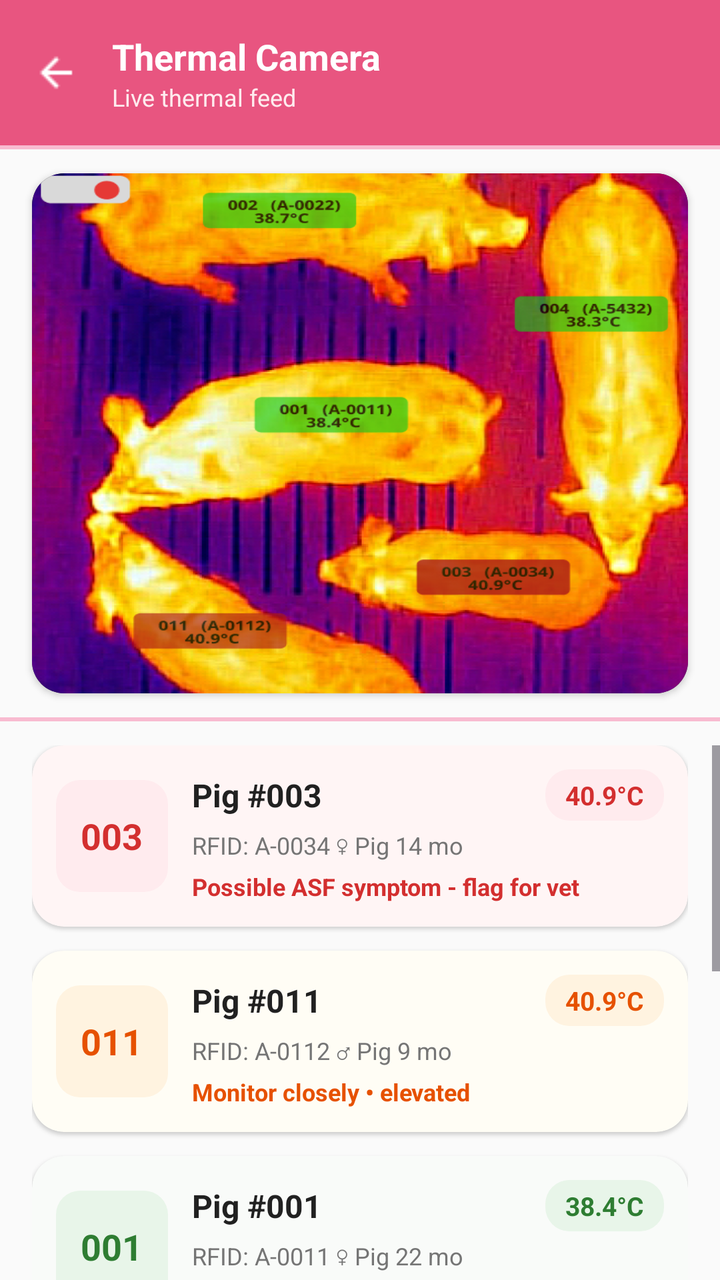
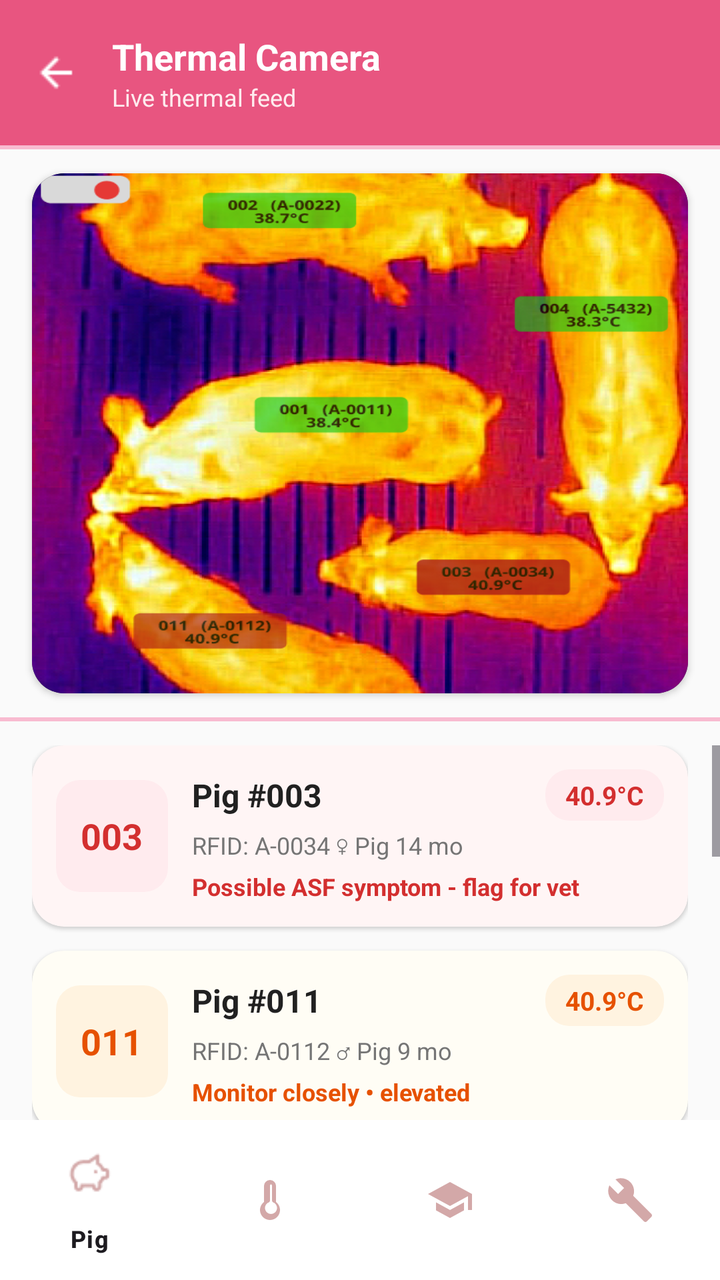

An Android layout rendered at two revisions. The XML below is the earlier revision; the diff shows what the commit changed to produce the second picture.
<!-- AndroidManifest.xml: application theme Theme.PigS -->
<!-- res/layout/activity_thermalcam.xml -->
<?xml version="1.0" encoding="utf-8"?>
<LinearLayout xmlns:android="http://schemas.android.com/apk/res/android"
    xmlns:app="http://schemas.android.com/apk/res-auto"
    xmlns:tools="http://schemas.android.com/tools"
    android:layout_width="match_parent"
    android:layout_height="match_parent"
    android:background="#FAFAFA"
    android:orientation="vertical"
    tools:context=".ThermalCamActivity">

    <LinearLayout
        android:layout_width="match_parent"
        android:layout_height="wrap_content"
        android:background="#E85580"
        android:gravity="center_vertical"
        android:orientation="horizontal"
        android:padding="16dp">

        <ImageView
            android:id="@+id/btnBack"
            android:layout_width="24dp"
            android:layout_height="24dp"
            android:contentDescription="@string/back"
            android:src="@drawable/ic_arrow_back"
            app:tint="#FFFFFF" />

        <LinearLayout
            android:layout_width="0dp"
            android:layout_height="wrap_content"
            android:layout_marginStart="16dp"
            android:layout_weight="1"
            android:orientation="vertical">

            <TextView
                android:layout_width="wrap_content"
                android:layout_height="wrap_content"
                android:text="@string/thermal_camera"
                android:textColor="#FFFFFF"
                android:textSize="18sp"
                android:textStyle="bold" />

            <TextView
                android:layout_width="wrap_content"
                android:layout_height="wrap_content"
                android:text="@string/live_thermal_feed"
                android:textColor="#FFEBEE"
                android:textSize="12sp" />
        </LinearLayout>
    </LinearLayout>

    <View
        android:layout_width="match_parent"
        android:layout_height="2dp"
        android:background="#F8BBD0" />

    <androidx.cardview.widget.CardView
        android:layout_width="match_parent"
        android:layout_height="260dp"
        android:layout_marginHorizontal="16dp"
        android:layout_marginTop="12dp"
        android:layout_marginBottom="12dp"
        app:cardCornerRadius="16dp"
        app:cardElevation="2dp">

        <ImageView
            android:id="@+id/imgThermalFeed"
            android:layout_width="match_parent"
            android:layout_height="match_parent"
            android:background="#424242"
            android:clickable="false"
            android:contentDescription="@string/content_desc_thermal_feed"
            android:focusable="false"
            android:scaleType="fitXY"
            android:src="@drawable/thermal_pig" />
    </androidx.cardview.widget.CardView>

    <View
        android:layout_width="match_parent"
        android:layout_height="2dp"
        android:layout_marginBottom="12dp"
        android:background="#F8BBD0" />

    <ScrollView
        android:layout_width="match_parent"
        android:layout_height="0dp"
        android:layout_weight="1"
        android:fillViewport="true">

        <LinearLayout
            android:layout_width="match_parent"
            android:layout_height="wrap_content"
            android:orientation="vertical"
            android:paddingHorizontal="16dp"
            android:paddingBottom="16dp">

            <androidx.cardview.widget.CardView
                android:layout_width="match_parent"
                android:layout_height="wrap_content"
                android:layout_marginBottom="12dp"
                app:cardBackgroundColor="#FFF5F5"
                app:cardCornerRadius="16dp"
                app:cardElevation="1dp">

                <LinearLayout
                    android:layout_width="match_parent"
                    android:layout_height="wrap_content"
                    android:gravity="center_vertical"
                    android:orientation="horizontal"
                    android:padding="12dp">

                    <LinearLayout
                        android:layout_width="56dp"
                        android:layout_height="56dp"
                        android:background="@drawable/bg_badge_red"
                        android:gravity="center">

                        <TextView
                            android:layout_width="wrap_content"
                            android:layout_height="wrap_content"
                            android:text="@string/pig_id_003"
                            android:textColor="#D32F2F"
                            android:textSize="18sp"
                            android:textStyle="bold" />
                    </LinearLayout>

                    <LinearLayout
                        android:layout_width="0dp"
                        android:layout_height="wrap_content"
                        android:layout_marginStart="12dp"
                        android:layout_weight="1"
                        android:orientation="vertical">

                        <LinearLayout
                            android:layout_width="match_parent"
                            android:layout_height="wrap_content"
                            android:gravity="center_vertical"
                            android:orientation="horizontal">

                            <TextView
                                android:layout_width="0dp"
                                android:layout_height="wrap_content"
                                android:layout_weight="1"
                                android:text="@string/pig_title_003"
                                android:textColor="#212121"
                                android:textSize="16sp"
                                android:textStyle="bold" />

                            <TextView
                                android:layout_width="wrap_content"
                                android:layout_height="wrap_content"
                                android:background="@drawable/bg_badge_red"
                                android:paddingHorizontal="10dp"
                                android:paddingVertical="4dp"
                                android:text="@string/temp_40_9"
                                android:textColor="#D32F2F"
                                android:textSize="13sp"
                                android:textStyle="bold" />
                        </LinearLayout>

                        <TextView
                            android:layout_width="wrap_content"
                            android:layout_height="wrap_content"
                            android:layout_marginTop="4dp"
                            android:text="@string/rfid_details_003"
                            android:textColor="#757575"
                            android:textSize="12sp" />

                        <TextView
                            android:layout_width="wrap_content"
                            android:layout_height="wrap_content"
                            android:layout_marginTop="4dp"
                            android:text="@string/status_asf_symptom"
                            android:textColor="#D32F2F"
                            android:textSize="12sp"
                            android:textStyle="bold" />
                    </LinearLayout>
                </LinearLayout>
            </androidx.cardview.widget.CardView>

            <androidx.cardview.widget.CardView
                android:layout_width="match_parent"
                android:layout_height="wrap_content"
                android:layout_marginBottom="12dp"
                app:cardBackgroundColor="#FFFDF5"
                app:cardCornerRadius="16dp"
                app:cardElevation="1dp">

                <LinearLayout
                    android:layout_width="match_parent"
                    android:layout_height="wrap_content"
                    android:gravity="center_vertical"
                    android:orientation="horizontal"
                    android:padding="12dp">

                    <LinearLayout
                        android:layout_width="56dp"
                        android:layout_height="56dp"
                        android:background="@drawable/bg_badge_orange"
                        android:gravity="center">

                        <TextView
                            android:layout_width="wrap_content"
                            android:layout_height="wrap_content"
                            android:text="@string/pig_id_011"
                            android:textColor="#E65100"
                            android:textSize="18sp"
                            android:textStyle="bold" />
                    </LinearLayout>

                    <LinearLayout
                        android:layout_width="0dp"
                        android:layout_height="wrap_content"
                        android:layout_marginStart="12dp"
                        android:layout_weight="1"
                        android:orientation="vertical">

                        <LinearLayout
                            android:layout_width="match_parent"
                            android:layout_height="wrap_content"
                            android:gravity="center_vertical"
                            android:orientation="horizontal">

                            <TextView
                                android:layout_width="0dp"
                                android:layout_height="wrap_content"
                                android:layout_weight="1"
                                android:text="@string/pig_title_011"
                                android:textColor="#212121"
                                android:textSize="16sp"
                                android:textStyle="bold" />

                            <TextView
                                android:layout_width="wrap_content"
                                android:layout_height="wrap_content"
                                android:background="@drawable/bg_badge_orange"
                                android:paddingHorizontal="10dp"
                                android:paddingVertical="4dp"
                                android:text="@string/temp_40_9"
                                android:textColor="#E65100"
                                android:textSize="13sp"
                                android:textStyle="bold" />
                        </LinearLayout>

                        <TextView
                            android:layout_width="wrap_content"
                            android:layout_height="wrap_content"
                            android:layout_marginTop="4dp"
                            android:text="@string/rfid_details_011"
                            android:textColor="#757575"
                            android:textSize="12sp" />

                        <TextView
                            android:layout_width="wrap_content"
                            android:layout_height="wrap_content"
                            android:layout_marginTop="4dp"
                            android:text="@string/status_elevated"
                            android:textColor="#E65100"
                            android:textSize="12sp"
                            android:textStyle="bold" />
                    </LinearLayout>
                </LinearLayout>
            </androidx.cardview.widget.CardView>

            <androidx.cardview.widget.CardView
                android:layout_width="match_parent"
                android:layout_height="wrap_content"
                android:layout_marginBottom="12dp"
                app:cardBackgroundColor="#F9FBF9"
                app:cardCornerRadius="16dp"
                app:cardElevation="1dp">

                <LinearLayout
                    android:layout_width="match_parent"
                    android:layout_height="wrap_content"
                    android:gravity="center_vertical"
                    android:orientation="horizontal"
                    android:padding="12dp">

                    <LinearLayout
                        android:layout_width="56dp"
                        android:layout_height="56dp"
                        android:background="@drawable/bg_badge_green"
                        android:gravity="center">

                        <TextView
                            android:layout_width="wrap_content"
                            android:layout_height="wrap_content"
                            android:text="@string/pig_id_001"
                            android:textColor="#2E7D32"
                            android:textSize="18sp"
                            android:textStyle="bold" />
                    </LinearLayout>

                    <LinearLayout
                        android:layout_width="0dp"
                        android:layout_height="wrap_content"
                        android:layout_marginStart="12dp"
                        android:layout_weight="1"
                        android:orientation="vertical">

                        <LinearLayout
                            android:layout_width="match_parent"
                            android:layout_height="wrap_content"
                            android:gravity="center_vertical"
                            android:orientation="horizontal">

                            <TextView
                                android:layout_width="0dp"
                                android:layout_height="wrap_content"
                                android:layout_weight="1"
                                android:text="@string/pig_title_001"
                                android:textColor="#212121"
                                android:textSize="16sp"
                                android:textStyle="bold" />

                            <TextView
                                android:layout_width="wrap_content"
                                android:layout_height="wrap_content"
                                android:background="@drawable/bg_badge_green"
                                android:paddingHorizontal="10dp"
                                android:paddingVertical="4dp"
                                android:text="@string/temp_38_4"
                                android:textColor="#2E7D32"
                                android:textSize="13sp"
                                android:textStyle="bold" />
                        </LinearLayout>

                        <TextView
                            android:layout_width="wrap_content"
                            android:layout_height="wrap_content"
                            android:layout_marginTop="4dp"
                            android:text="@string/rfid_details_001"
                            android:textColor="#757575"
                            android:textSize="12sp" />

                        <TextView
                            android:layout_width="wrap_content"
                            android:layout_height="wrap_content"
                            android:layout_marginTop="4dp"
                            android:text="@string/status_normal"
                            android:textColor="#2E7D32"
                            android:textSize="12sp"
                            android:textStyle="bold" />
                    </LinearLayout>
                </LinearLayout>
            </androidx.cardview.widget.CardView>

            <androidx.cardview.widget.CardView
                android:layout_width="match_parent"
                android:layout_height="wrap_content"
                android:layout_marginBottom="12dp"
                app:cardBackgroundColor="#F9FBF9"
                app:cardCornerRadius="16dp"
                app:cardElevation="1dp">

                <LinearLayout
                    android:layout_width="match_parent"
                    android:layout_height="wrap_content"
                    android:gravity="center_vertical"
                    android:orientation="horizontal"
                    android:padding="12dp">

                    <LinearLayout
                        android:layout_width="56dp"
                        android:layout_height="56dp"
                        android:background="@drawable/bg_badge_green"
                        android:gravity="center">

                        <TextView
                            android:layout_width="wrap_content"
                            android:layout_height="wrap_content"
                            android:text="@string/pig_id_002"
                            android:textColor="#2E7D32"
                            android:textSize="18sp"
                            android:textStyle="bold" />
                    </LinearLayout>

                    <LinearLayout
                        android:layout_width="0dp"
                        android:layout_height="wrap_content"
                        android:layout_marginStart="12dp"
                        android:layout_weight="1"
                        android:orientation="vertical">

                        <LinearLayout
                            android:layout_width="match_parent"
                            android:layout_height="wrap_content"
                            android:gravity="center_vertical"
                            android:orientation="horizontal">

                            <TextView
                                android:layout_width="0dp"
                                android:layout_height="wrap_content"
                                android:layout_weight="1"
                                android:text="@string/pig_title_002"
                                android:textColor="#212121"
                                android:textSize="16sp"
                                android:textStyle="bold" />

                            <TextView
                                android:layout_width="wrap_content"
                                android:layout_height="wrap_content"
                                android:background="@drawable/bg_badge_green"
                                android:paddingHorizontal="10dp"
                                android:paddingVertical="4dp"
                                android:text="@string/temp_38_7"
                                android:textColor="#2E7D32"
                                android:textSize="13sp"
                                android:textStyle="bold" />
                        </LinearLayout>

                        <TextView
                            android:layout_width="wrap_content"
                            android:layout_height="wrap_content"
                            android:layout_marginTop="4dp"
                            android:text="@string/rfid_details_002"
                            android:textColor="#757575"
                            android:textSize="12sp" />

                        <TextView
                            android:layout_width="wrap_content"
                            android:layout_height="wrap_content"
                            android:layout_marginTop="4dp"
                            android:text="@string/status_normal"
                            android:textColor="#2E7D32"
                            android:textSize="12sp"
                            android:textStyle="bold" />
                    </LinearLayout>
                </LinearLayout>
            </androidx.cardview.widget.CardView>

            <androidx.cardview.widget.CardView
                android:layout_width="match_parent"
                android:layout_height="wrap_content"
                android:layout_marginBottom="12dp"
                app:cardBackgroundColor="#F9FBF9"
                app:cardCornerRadius="16dp"
                app:cardElevation="1dp">

                <LinearLayout
                    android:layout_width="match_parent"
                    android:layout_height="wrap_content"
                    android:gravity="center_vertical"
                    android:orientation="horizontal"
                    android:padding="12dp">

                    <LinearLayout
                        android:layout_width="56dp"
                        android:layout_height="56dp"
                        android:background="@drawable/bg_badge_green"
                        android:gravity="center">

                        <TextView
                            android:layout_width="wrap_content"
                            android:layout_height="wrap_content"
                            android:text="@string/pig_id_004"
                            android:textColor="#2E7D32"
                            android:textSize="18sp"
                            android:textStyle="bold" />
                    </LinearLayout>

                    <LinearLayout
                        android:layout_width="0dp"
                        android:layout_height="wrap_content"
                        android:layout_marginStart="12dp"
                        android:layout_weight="1"
                        android:orientation="vertical">

                        <LinearLayout
                            android:layout_width="match_parent"
                            android:layout_height="wrap_content"
                            android:gravity="center_vertical"
                            android:orientation="horizontal">

                            <TextView
                                android:layout_width="0dp"
                                android:layout_height="wrap_content"
                                android:layout_weight="1"
                                android:text="@string/pig_title_004"
                                android:textColor="#212121"
                                android:textSize="16sp"
                                android:textStyle="bold" />

                            <TextView
                                android:layout_width="wrap_content"
                                android:layout_height="wrap_content"
                                android:background="@drawable/bg_badge_green"
                                android:paddingHorizontal="10dp"
                                android:paddingVertical="4dp"
                                android:text="@string/temp_38_3"
                                android:textColor="#2E7D32"
                                android:textSize="13sp"
                                android:textStyle="bold" />
                        </LinearLayout>

                        <TextView
                            android:layout_width="wrap_content"
                            android:layout_height="wrap_content"
                            android:layout_marginTop="4dp"
                            android:text="@string/rfid_details_004"
                            android:textColor="#757575"
                            android:textSize="12sp" />

                        <TextView
                            android:layout_width="wrap_content"
                            android:layout_height="wrap_content"
                            android:layout_marginTop="4dp"
                            android:text="@string/status_normal"
                            android:textColor="#2E7D32"
                            android:textSize="12sp"
                            android:textStyle="bold" />
                    </LinearLayout>
                </LinearLayout>
            </androidx.cardview.widget.CardView>

            <androidx.cardview.widget.CardView
                android:layout_width="match_parent"
                android:layout_height="wrap_content"
                android:layout_marginBottom="12dp"
                app:cardBackgroundColor="#F9FBF9"
                app:cardCornerRadius="16dp"
                app:cardElevation="1dp">

                <LinearLayout
                    android:layout_width="match_parent"
                    android:layout_height="wrap_content"
                    android:gravity="center_vertical"
                    android:orientation="horizontal"
                    android:padding="12dp">

                    <LinearLayout
                        android:layout_width="56dp"
                        android:layout_height="56dp"
                        android:background="@drawable/bg_badge_green"
                        android:gravity="center">

                        <TextView
                            android:layout_width="wrap_content"
                            android:layout_height="wrap_content"
                            android:text="@string/pig_id_008"
                            android:textColor="#2E7D32"
                            android:textSize="18sp"
                            android:textStyle="bold" />
                    </LinearLayout>

                    <LinearLayout
                        android:layout_width="0dp"
                        android:layout_height="wrap_content"
                        android:layout_marginStart="12dp"
                        android:layout_weight="1"
                        android:orientation="vertical">

                        <LinearLayout
                            android:layout_width="match_parent"
                            android:layout_height="wrap_content"
                            android:gravity="center_vertical"
                            android:orientation="horizontal">

                            <TextView
                                android:layout_width="0dp"
                                android:layout_height="wrap_content"
                                android:layout_weight="1"
                                android:text="@string/pig_title_008"
                                android:textColor="#212121"
                                android:textSize="16sp"
                                android:textStyle="bold" />

                            <TextView
                                android:layout_width="wrap_content"
                                android:layout_height="wrap_content"
                                android:background="@drawable/bg_badge_green"
                                android:paddingHorizontal="10dp"
                                android:paddingVertical="4dp"
                                android:text="@string/temp_38_5"
                                android:textColor="#2E7D32"
                                android:textSize="13sp"
                                android:textStyle="bold" />
                        </LinearLayout>

                        <TextView
                            android:layout_width="wrap_content"
                            android:layout_height="wrap_content"
                            android:layout_marginTop="4dp"
                            android:text="@string/rfid_details_008"
                            android:textColor="#757575"
                            android:textSize="12sp" />

                        <TextView
                            android:layout_width="wrap_content"
                            android:layout_height="wrap_content"
                            android:layout_marginTop="4dp"
                            android:text="@string/status_normal"
                            android:textColor="#2E7D32"
                            android:textSize="12sp"
                            android:textStyle="bold" />
                    </LinearLayout>
                </LinearLayout>
            </androidx.cardview.widget.CardView>

        </LinearLayout>
    </ScrollView>
</LinearLayout>
<!-- resources referenced by this layout -->
<resources>
  <!-- drawable bg_badge_green (drawable) -->
  <?xml version="1.0" encoding="utf-8"?>
  <shape xmlns:android="http://schemas.android.com/apk/res/android">
      <solid android:color="#E8F5E9" />
      <corners android:radius="12dp" />
  </shape>
  <!-- drawable bg_badge_orange (drawable) -->
  <?xml version="1.0" encoding="utf-8"?>
  <shape xmlns:android="http://schemas.android.com/apk/res/android">
      <solid android:color="#FFF3E0" />
      <corners android:radius="12dp" />
  </shape>
  <!-- drawable bg_badge_red (drawable) -->
  <?xml version="1.0" encoding="utf-8"?>
  <shape xmlns:android="http://schemas.android.com/apk/res/android">
      <solid android:color="#FFEBEE" />
      <corners android:radius="12dp" />
  </shape>
  <!-- drawable ic_arrow_back: png bitmap (drawable, 232 bytes) -->
  <!-- drawable thermal_pig: png bitmap (drawable, 554920 bytes) -->
  <string name="back">Back</string>
  <string name="content_desc_thermal_feed">Thermal Camera Feed</string>
  <string name="live_thermal_feed">Live thermal feed</string>
  <string name="pig_id_001">001</string>
  <string name="pig_id_002">002</string>
  <string name="pig_id_003">003</string>
  <string name="pig_id_004">004</string>
  <string name="pig_id_008">008</string>
  <string name="pig_id_011">011</string>
  <string name="pig_title_001">Pig #001</string>
  <string name="pig_title_002">Pig #002</string>
  <string name="pig_title_003">Pig #003</string>
  <string name="pig_title_004">Pig #004</string>
  <string name="pig_title_008">Pig #008</string>
  <string name="pig_title_011">Pig #011</string>
  <string name="rfid_details_001">RFID: A-0011   ♀ Pig   22 mo</string>
  <string name="rfid_details_002">RFID: A-0022   ♀ Pig   18 mo</string>
  <string name="rfid_details_003">RFID: A-0034   ♀ Pig   14 mo</string>
  <string name="rfid_details_004">RFID: A-5432   ♂ Pig   11 mo</string>
  <string name="rfid_details_008">RFID: A-0088   ♀ Pig   16 mo</string>
  <string name="rfid_details_011">RFID: A-0112   ♂ Pig   9 mo</string>
  <string name="status_asf_symptom">Possible ASF symptom - flag for vet</string>
  <string name="status_elevated">Monitor closely • elevated</string>
  <string name="status_normal">Normal range • Healthy</string>
  <string name="temp_38_3">38.3°C</string>
  <string name="temp_38_4">38.4°C</string>
  <string name="temp_38_5">38.5°C</string>
  <string name="temp_38_7">38.7°C</string>
  <string name="temp_40_9">40.9°C</string>
  <string name="thermal_camera">Thermal Camera</string>
  <style name="Theme.PigS" parent="Base.Theme.PigS" />
  <style name="Base.Theme.PigS" parent="Theme.Material3.DayNight.NoActionBar">
          
          
      </style>
</resources>

<!-- the commit's change to res/layout/activity_thermalcam.xml (unified diff, before → after) -->
@@ -593,10 +593,21 @@
                             android:textColor="#2E7D32"
                             android:textSize="12sp"
                             android:textStyle="bold" />
+
                     </LinearLayout>
                 </LinearLayout>
             </androidx.cardview.widget.CardView>
 
         </LinearLayout>
     </ScrollView>
+
+    <com.google.android.material.bottomnavigation.BottomNavigationView
+        android:id="@+id/bottomNavigationView"
+        android:layout_width="match_parent"
+        android:layout_height="wrap_content"
+        android:background="#FFFFFF"
+        app:activeIndicatorLabelPadding="2dp"
+        app:itemIconTint="#D3A8A8"
+        app:itemPaddingTop="15dp"
+        app:menu="@menu/botnav" />
 </LinearLayout>
